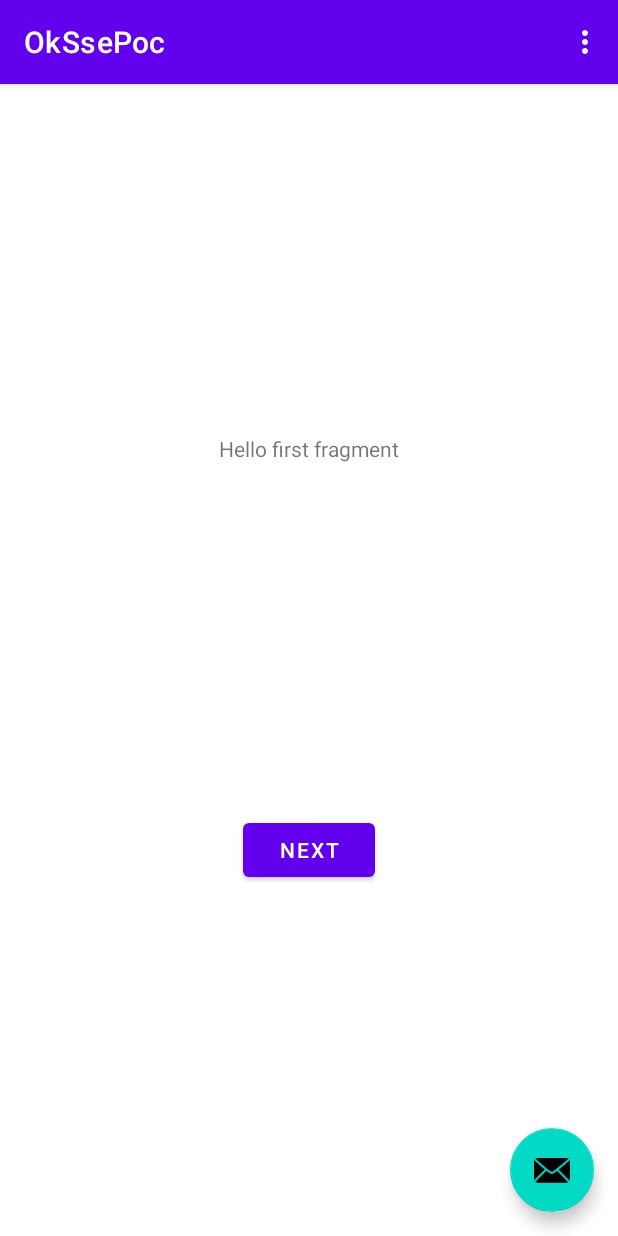
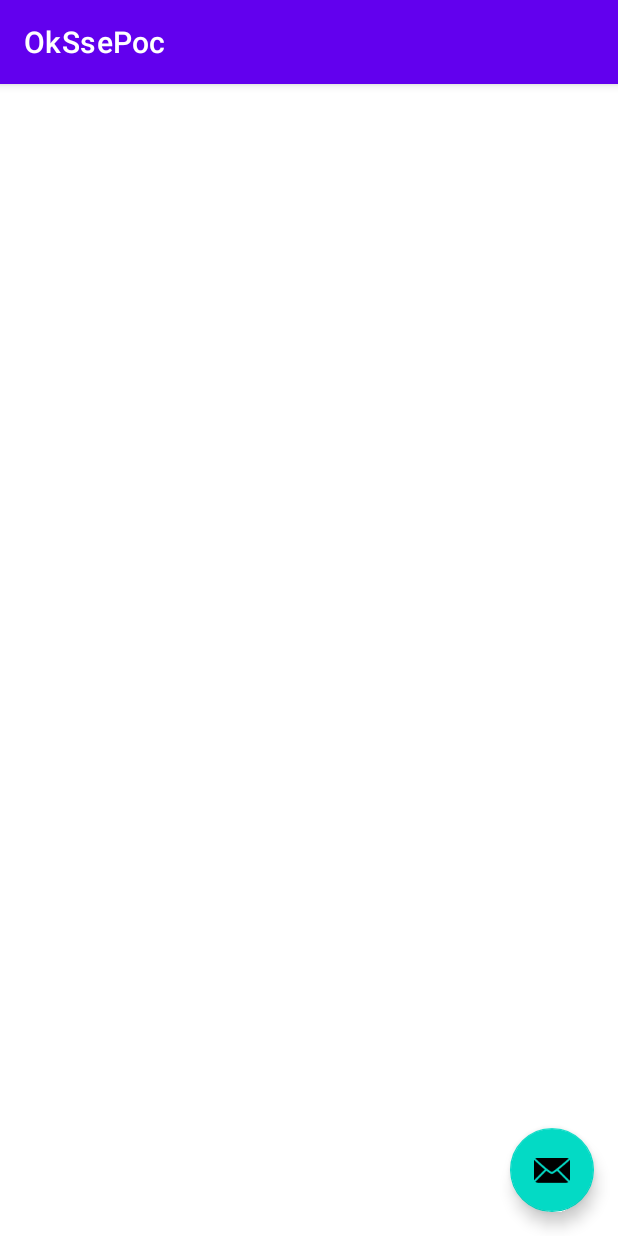
Before and after one commit to DanielGunna/OkSSE-Poc, an Android app: the screen it shows after launch (MainActivity), on a phone screen of 412 x 824 dp. Run offline under Robolectric (Android 15) with nearby library versions, the phone set to English and light mode, and no system bars; libraries missing offline, so code that uses them is left out: com.here.oksse.

Commit message:
remove useless files

```diff
--- a/app/src/main/java/com/gunna/okssepoc/FirstFragment.kt
+++ /dev/null
@@ -1,31 +0,0 @@
-package com.gunna.okssepoc
-
-import android.os.Bundle
-import androidx.fragment.app.Fragment
-import android.view.LayoutInflater
-import android.view.View
-import android.view.ViewGroup
-import android.widget.Button
-import androidx.navigation.fragment.findNavController
-
-/**
- * A simple [Fragment] subclass as the default destination in the navigation.
- */
-class FirstFragment : Fragment() {
-
-    override fun onCreateView(
-            inflater: LayoutInflater, container: ViewGroup?,
-            savedInstanceState: Bundle?
-    ): View? {
-        // Inflate the layout for this fragment
-        return inflater.inflate(R.layout.fragment_first, container, false)
-    }
-
-    override fun onViewCreated(view: View, savedInstanceState: Bundle?) {
-        super.onViewCreated(view, savedInstanceState)
-
-        view.findViewById<Button>(R.id.button_first).setOnClickListener {
-            findNavController().navigate(R.id.action_FirstFragment_to_SecondFragment)
-        }
-    }
-}
--- a/app/src/main/java/com/gunna/okssepoc/MainActivity.kt
+++ b/app/src/main/java/com/gunna/okssepoc/MainActivity.kt
@@ -1,14 +1,9 @@
 package com.gunna.okssepoc
 
 import android.os.Bundle
-import android.util.Log
-import android.view.Menu
-import android.view.MenuItem
 import android.view.View
 import android.widget.Toast
 import androidx.appcompat.app.AppCompatActivity
-import com.google.android.material.floatingactionbutton.FloatingActionButton
-import com.google.android.material.snackbar.Snackbar
 import com.here.oksse.OkSse
 import com.here.oksse.ServerSentEvent
 import okhttp3.Request
@@ -36,7 +31,7 @@ class MainActivity : AppCompatActivity() {
     private fun configureSse() {
         val request: Request = Request.Builder().method("GET", null).url("http://10.0.2.2:3000/events").build()
         val okSse = OkSse()
-        val sse: ServerSentEvent = okSse.newServerSentEvent(request, object : ServerSentEvent.Listener {
+        okSse.newServerSentEvent(request, object : ServerSentEvent.Listener {
             override fun onOpen(sse: ServerSentEvent?, response: Response?) {
                 notifyEvent("Conexão aberta ")
 
@@ -65,25 +60,8 @@ class MainActivity : AppCompatActivity() {
             override fun onPreRetry(sse: ServerSentEvent?, originalRequest: Request?): Request {
                 return Request.Builder().build()
             }
-
         })
-
 
     }
 
-    override fun onCreateOptionsMenu(menu: Menu): Boolean {
-        // Inflate the menu; this adds items to the action bar if it is present.
-        menuInflater.inflate(R.menu.menu_main, menu)
-        return true
-    }
-
-    override fun onOptionsItemSelected(item: MenuItem): Boolean {
-        // Handle action bar item clicks here. The action bar will
-        // automatically handle clicks on the Home/Up button, so long
-        // as you specify a parent activity in AndroidManifest.xml.
-        return when (item.itemId) {
-            R.id.action_settings -> true
-            else -> super.onOptionsItemSelected(item)
-        }
-    }
 }
--- a/app/src/main/java/com/gunna/okssepoc/Service.kt
+++ /dev/null
@@ -1,6 +0,0 @@
-package com.gunna.okssepoc
-
-interface Service {
-
-
-}
--- a/app/src/main/res/layout/activity_main.xml
+++ b/app/src/main/res/layout/activity_main.xml
@@ -20,8 +20,6 @@
 
     </com.google.android.material.appbar.AppBarLayout>
 
-    <include layout="@layout/content_main" />
-
     <com.google.android.material.floatingactionbutton.FloatingActionButton
         android:id="@+id/fab"
         android:layout_width="wrap_content"
--- a/app/src/main/res/layout/content_main.xml
+++ /dev/null
@@ -1,19 +0,0 @@
-<?xml version="1.0" encoding="utf-8"?>
-<androidx.constraintlayout.widget.ConstraintLayout xmlns:android="http://schemas.android.com/apk/res/android"
-    xmlns:app="http://schemas.android.com/apk/res-auto"
-    android:layout_width="match_parent"
-    android:layout_height="match_parent"
-    app:layout_behavior="@string/appbar_scrolling_view_behavior">
-
-    <fragment
-        android:id="@+id/nav_host_fragment"
-        android:name="androidx.navigation.fragment.NavHostFragment"
-        android:layout_width="0dp"
-        android:layout_height="0dp"
-        app:defaultNavHost="true"
-        app:layout_constraintBottom_toBottomOf="parent"
-        app:layout_constraintLeft_toLeftOf="parent"
-        app:layout_constraintRight_toRightOf="parent"
-        app:layout_constraintTop_toTopOf="parent"
-        app:navGraph="@navigation/nav_graph" />
-</androidx.constraintlayout.widget.ConstraintLayout>
--- a/app/src/main/res/layout/fragment_first.xml
+++ /dev/null
@@ -1,28 +0,0 @@
-<?xml version="1.0" encoding="utf-8"?>
-<androidx.constraintlayout.widget.ConstraintLayout xmlns:android="http://schemas.android.com/apk/res/android"
-    xmlns:app="http://schemas.android.com/apk/res-auto"
-    xmlns:tools="http://schemas.android.com/tools"
-    android:layout_width="match_parent"
-    android:layout_height="match_parent"
-    tools:context=".FirstFragment">
-
-    <TextView
-        android:id="@+id/textview_first"
-        android:layout_width="wrap_content"
-        android:layout_height="wrap_content"
-        android:text="@string/hello_first_fragment"
-        app:layout_constraintBottom_toTopOf="@id/button_first"
-        app:layout_constraintEnd_toEndOf="parent"
-        app:layout_constraintStart_toStartOf="parent"
-        app:layout_constraintTop_toTopOf="parent" />
-
-    <Button
-        android:id="@+id/button_first"
-        android:layout_width="wrap_content"
-        android:layout_height="wrap_content"
-        android:text="@string/next"
-        app:layout_constraintBottom_toBottomOf="parent"
-        app:layout_constraintEnd_toEndOf="parent"
-        app:layout_constraintStart_toStartOf="parent"
-        app:layout_constraintTop_toBottomOf="@id/textview_first" />
-</androidx.constraintlayout.widget.ConstraintLayout>
--- a/app/src/main/res/menu/menu_main.xml
+++ /dev/null
@@ -1,10 +0,0 @@
-<menu xmlns:android="http://schemas.android.com/apk/res/android"
-    xmlns:app="http://schemas.android.com/apk/res-auto"
-    xmlns:tools="http://schemas.android.com/tools"
-    tools:context="com.gunna.okssepoc.MainActivity">
-    <item
-        android:id="@+id/action_settings"
-        android:orderInCategory="100"
-        android:title="@string/action_settings"
-        app:showAsAction="never" />
-</menu>
--- a/app/src/main/res/navigation/nav_graph.xml
+++ /dev/null
@@ -1,28 +0,0 @@
-<?xml version="1.0" encoding="utf-8"?>
-<navigation xmlns:android="http://schemas.android.com/apk/res/android"
-    xmlns:app="http://schemas.android.com/apk/res-auto"
-    xmlns:tools="http://schemas.android.com/tools"
-    android:id="@+id/nav_graph"
-    app:startDestination="@id/FirstFragment">
-
-    <fragment
-        android:id="@+id/FirstFragment"
-        android:name="com.gunna.okssepoc.FirstFragment"
-        android:label="@string/first_fragment_label"
-        tools:layout="@layout/fragment_first">
-
-        <action
-            android:id="@+id/action_FirstFragment_to_SecondFragment"
-            app:destination="@id/SecondFragment" />
-    </fragment>
-    <fragment
-        android:id="@+id/SecondFragment"
-        android:name="com.gunna.okssepoc.SecondFragment"
-        android:label="@string/second_fragment_label"
-        tools:layout="@layout/fragment_second">
-
-        <action
-            android:id="@+id/action_SecondFragment_to_FirstFragment"
-            app:destination="@id/FirstFragment" />
-    </fragment>
-</navigation>
```
Also changed, not shown: app/src/main/java/com/gunna/okssepoc/SecondFragment.kt (deleted, +0 -31 lines), app/src/main/res/layout/fragment_second.xml (deleted, +0 -27 lines).
